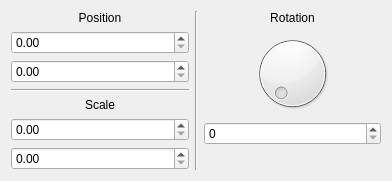
Old version of the form QTDelivery1/ZurullitoPaint/transform.ui in the repository MarcFly/AdvancedGraphicsProgramming.
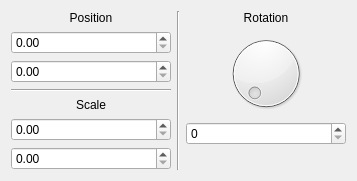
New version of the form.

Patch:
```diff
--- a/QTDelivery1/ZurullitoPaint/transform.ui
+++ b/QTDelivery1/ZurullitoPaint/transform.ui
@@ -6,7 +6,7 @@
    <rect>
     <x>0</x>
     <y>0</y>
-    <width>392</width>
+    <width>357</width>
     <height>181</height>
    </rect>
   </property>
```
